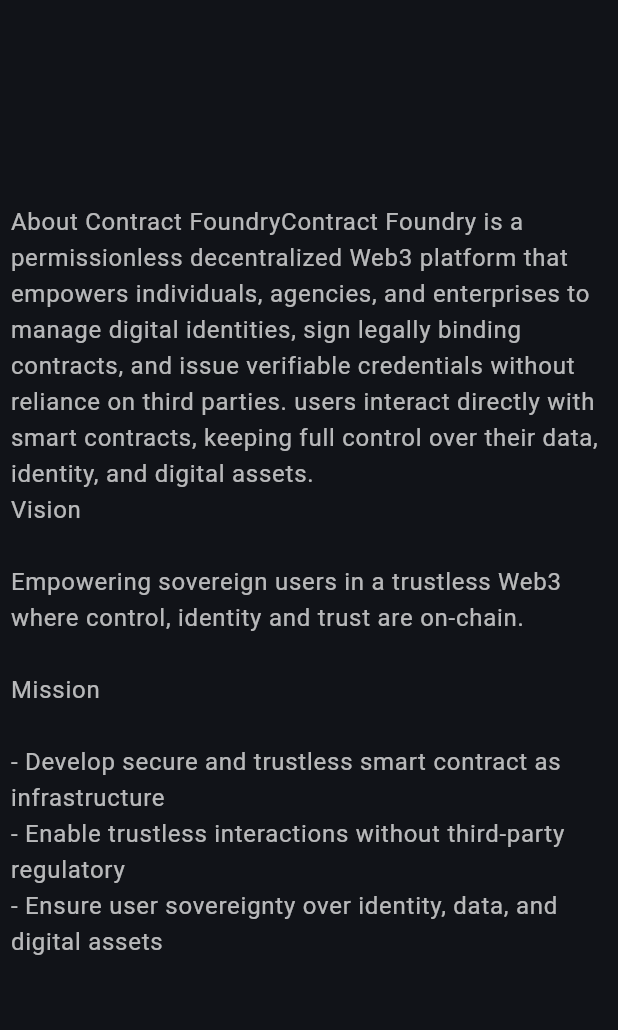
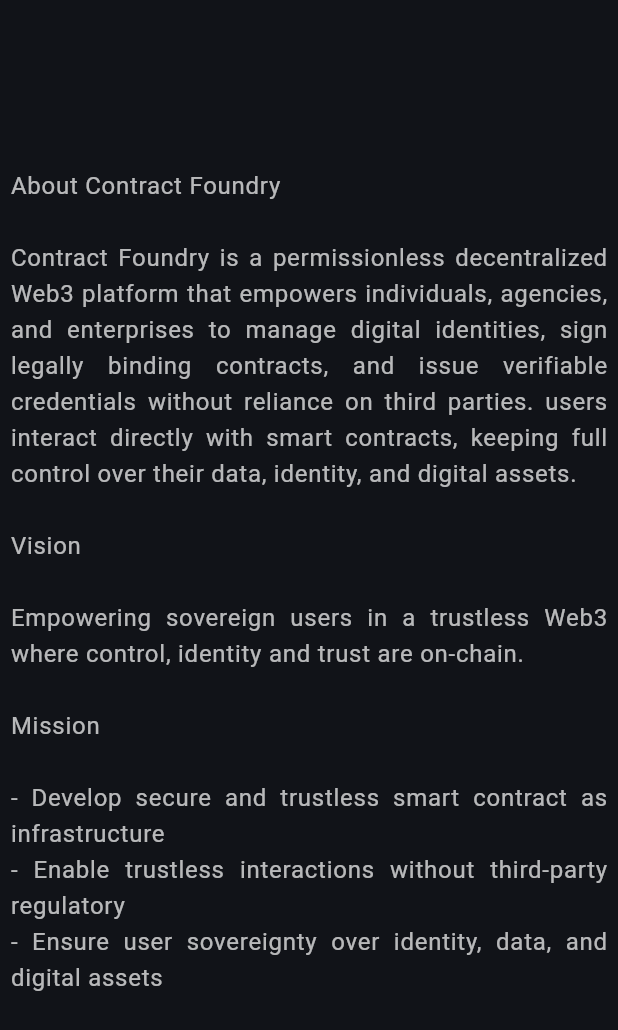
Before and after one commit to hassan-qasemi/contract_foundry_landing, a Flutter app: the _MovileView widget shown alone on an empty page, opened directly, on a phone screen of 412 x 824 dp. Shown: the top 1030 px of the screen. Run offline on Flutter 3.47's test engine with Material 3 defaults, Android fonts, the phone set to English and light mode, and no system bars; our stand-ins replace flutter_markdown, go_router, google_fonts, lottie, qr_flutter; missing offline and left inert: dart:html, iconify_flutter.

Commit message:
little fix

```diff
--- a/lib/pages/landing_page_view/about_page.dart
+++ b/lib/pages/landing_page_view/about_page.dart
@@ -95,7 +95,6 @@ class __MovileViewState extends State<_MovileView> {
 
   @override
   Widget build(BuildContext context) {
-    var h = MediaQuery.of(context).size.height;
     var w = MediaQuery.of(context).size.width;
     return Container(
         height: double.infinity,
@@ -111,8 +110,9 @@ class __MovileViewState extends State<_MovileView> {
                     child: Text(
                         style:
                             context.bodyLarge!.copyWith(color: Colors.white70),
-                        'About Contract Foundry'
-                        'Contract Foundry is a permissionless decentralized Web3 platform that empowers individuals, agencies, and enterprises to manage digital identities, sign legally binding contracts, and issue verifiable credentials without reliance on third parties. users interact directly with smart contracts, keeping full control over their data, identity, and digital assets.'
+                        textAlign: TextAlign.justify,
+                        'About Contract Foundry\n'
+                        '\nContract Foundry is a permissionless decentralized Web3 platform that empowers individuals, agencies, and enterprises to manage digital identities, sign legally binding contracts, and issue verifiable credentials without reliance on third parties. users interact directly with smart contracts, keeping full control over their data, identity, and digital assets.\n'
                         '\nVision\n'
                         '\nEmpowering sovereign users in a trustless Web3 where control, identity and trust are on-chain.\n'
                         '\nMission\n'
```
Also changed, not shown: 1 other file.
